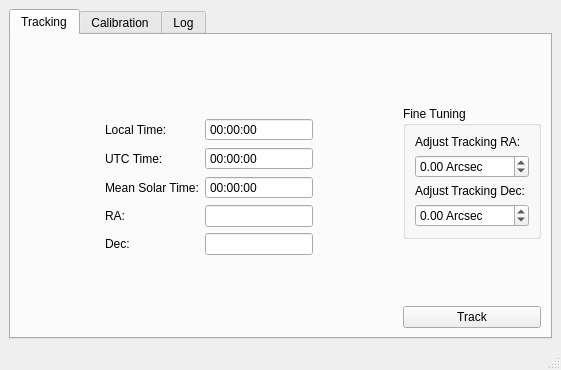
First picture: the form in solar_drive.ui, repository badders/solar_drive, before the edit.
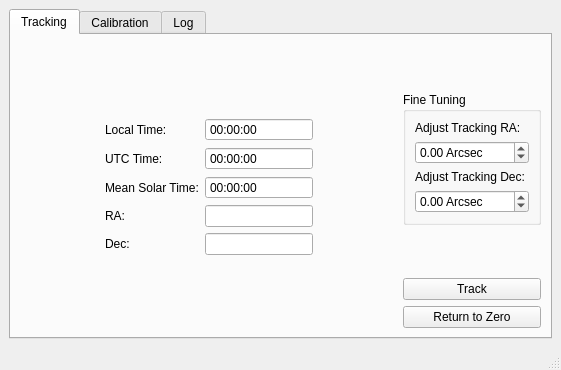
Second picture: the form after the edit.

Commit message: Tracking working at a basic level

Diff of the .ui file:
```diff
--- a/solar_drive.ui
+++ b/solar_drive.ui
@@ -274,6 +274,13 @@
             </property>
            </widget>
           </item>
+          <item>
+           <widget class="QPushButton" name="zeroReturn">
+            <property name="text">
+             <string>Return to Zero</string>
+            </property>
+           </widget>
+          </item>
          </layout>
         </item>
        </layout>
```
Left out of the diff: 17 changed lines with no effect on the pictures. The commit also changes 2 other files.
